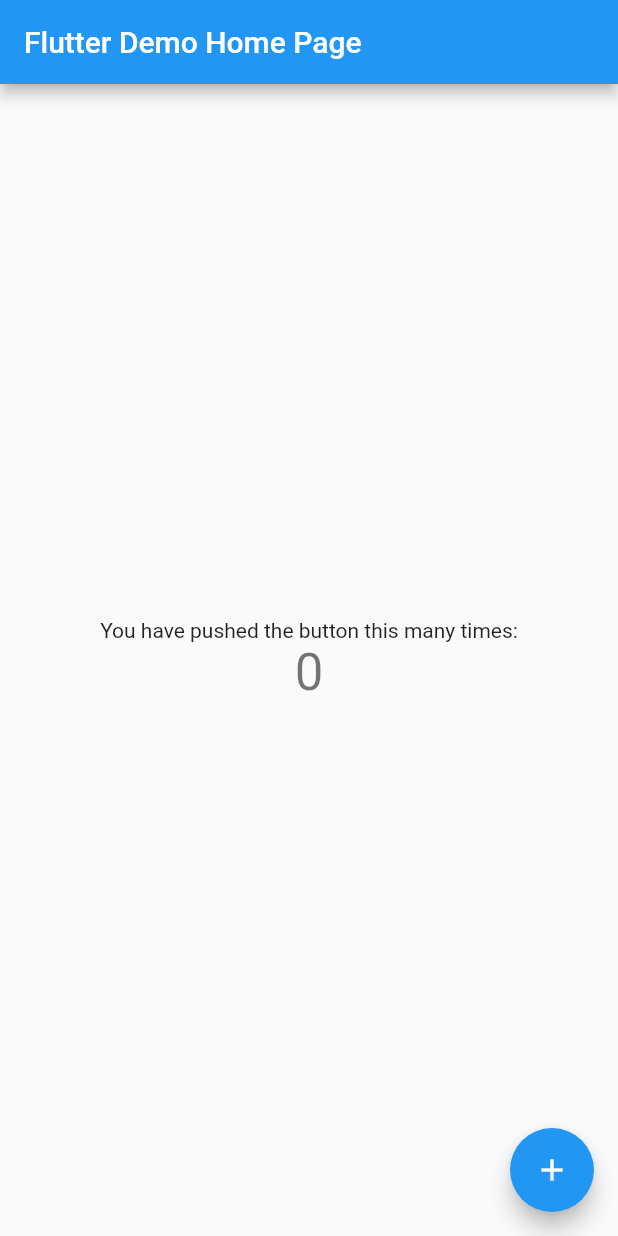
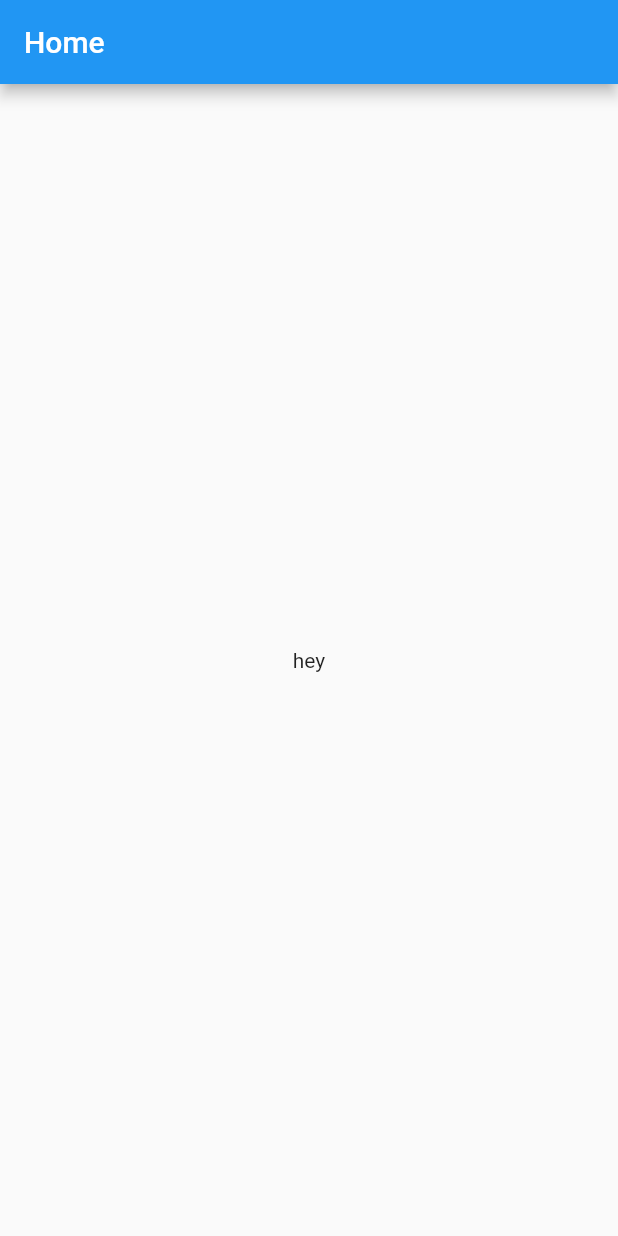
Before and after one commit to nikolajjsj/ScoreCounter, a Flutter app: the screen it shows after launch, on a phone screen of 412 x 824 dp. Run offline on Flutter 3.47's test engine with Material 2 defaults, Android fonts, the phone set to English and light mode, and no system bars.

Commit message:
Removed bloat

```diff
--- a/lib/main.dart
+++ b/lib/main.dart
@@ -1,117 +1,16 @@
 import 'package:flutter/material.dart';
+import 'package:scoreboard/screens/home_page.dart';
 
 void main() {
   runApp(MyApp());
 }
 
 class MyApp extends StatelessWidget {
-  // This widget is the root of your application.
   @override
   Widget build(BuildContext context) {
     return MaterialApp(
-      title: 'Flutter Demo',
-      theme: ThemeData(
-        // This is the theme of your application.
-        //
-        // Try running your application with "flutter run". You'll see the
-        // application has a blue toolbar. Then, without quitting the app, try
-        // changing the primarySwatch below to Colors.green and then invoke
-        // "hot reload" (press "r" in the console where you ran "flutter run",
-        // or simply save your changes to "hot reload" in a Flutter IDE).
-        // Notice that the counter didn't reset back to zero; the application
-        // is not restarted.
-        primarySwatch: Colors.blue,
-        // This makes the visual density adapt to the platform that you run
-        // the app on. For desktop platforms, the controls will be smaller and
-        // closer together (more dense) than on mobile platforms.
-        visualDensity: VisualDensity.adaptivePlatformDensity,
-      ),
-      home: MyHomePage(title: 'Flutter Demo Home Page'),
+      title: 'Score Counter',
+      home: HomeScreen(),
     );
   }
 }
-
-class MyHomePage extends StatefulWidget {
-  MyHomePage({Key key, this.title}) : super(key: key);
-
-  // This widget is the home page of your application. It is stateful, meaning
-  // that it has a State object (defined below) that contains fields that affect
-  // how it looks.
-
-  // This class is the configuration for the state. It holds the values (in this
-  // case the title) provided by the parent (in this case the App widget) and
-  // used by the build method of the State. Fields in a Widget subclass are
-  // always marked "final".
-
-  final String title;
-
-  @override
-  _MyHomePageState createState() => _MyHomePageState();
-}
-
-class _MyHomePageState extends State<MyHomePage> {
-  int _counter = 0;
-
-  void _incrementCounter() {
-    setState(() {
-      // This call to setState tells the Flutter framework that something has
-      // changed in this State, which causes it to rerun the build method below
-      // so that the display can reflect the updated values. If we changed
-      // _counter without calling setState(), then the build method would not be
-      // called again, and so nothing would appear to happen.
-      _counter++;
-    });
-  }
-
-  @override
-  Widget build(BuildContext context) {
-    // This method is rerun every time setState is called, for instance as done
-    // by the _incrementCounter method above.
-    //
-    // The Flutter framework has been optimized to make rerunning build methods
-    // fast, so that you can just rebuild anything that needs updating rather
-    // than having to individually change instances of widgets.
-    return Scaffold(
-      appBar: AppBar(
-        // Here we take the value from the MyHomePage object that was created by
-        // the App.build method, and use it to set our appbar title.
-        title: Text(widget.title),
-      ),
-      body: Center(
-        // Center is a layout widget. It takes a single child and positions it
-        // in the middle of the parent.
-        child: Column(
-          // Column is also a layout widget. It takes a list of children and
-          // arranges them vertically. By default, it sizes itself to fit its
-          // children horizontally, and tries to be as tall as its parent.
-          //
-          // Invoke "debug painting" (press "p" in the console, choose the
-          // "Toggle Debug Paint" action from the Flutter Inspector in Android
-          // Studio, or the "Toggle Debug Paint" command in Visual Studio Code)
-          // to see the wireframe for each widget.
-          //
-          // Column has various properties to control how it sizes itself and
-          // how it positions its children. Here we use mainAxisAlignment to
-          // center the children vertically; the main axis here is the vertical
-          // axis because Columns are vertical (the cross axis would be
-          // horizontal).
-          mainAxisAlignment: MainAxisAlignment.center,
-          children: <Widget>[
-            Text(
-              'You have pushed the button this many times:',
-            ),
-            Text(
-              '$_counter',
-              style: Theme.of(context).textTheme.headline4,
-            ),
-          ],
-        ),
-      ),
-      floatingActionButton: FloatingActionButton(
-        onPressed: _incrementCounter,
-        tooltip: 'Increment',
-        child: Icon(Icons.add),
-      ), // This trailing comma makes auto-formatting nicer for build methods.
-    );
-  }
-}
--- /dev/null
+++ b/lib/screens/home_page.dart
@@ -0,0 +1,11 @@
+import 'package:flutter/material.dart';
+
+class HomeScreen extends StatelessWidget {
+  @override
+  Widget build(BuildContext context) {
+    return Scaffold(
+      appBar: AppBar(title: Text('Home')),
+      body: Center(child: Text('hey')),
+    );
+  }
+}
```
Also changed, not shown: 1 other file.
